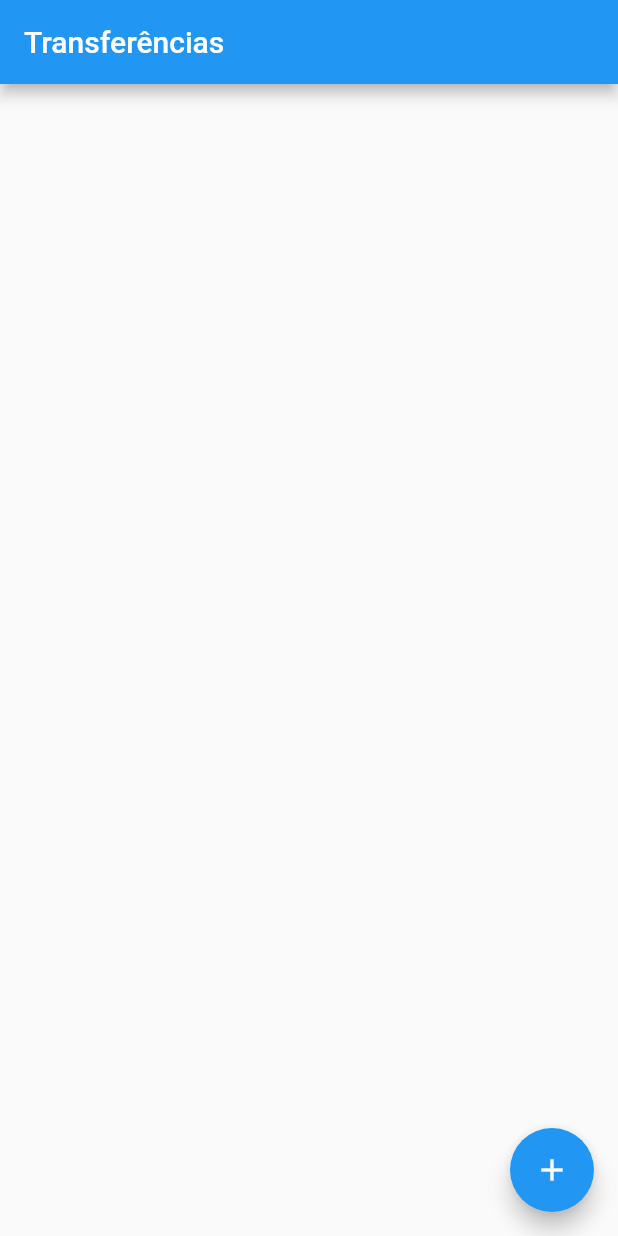
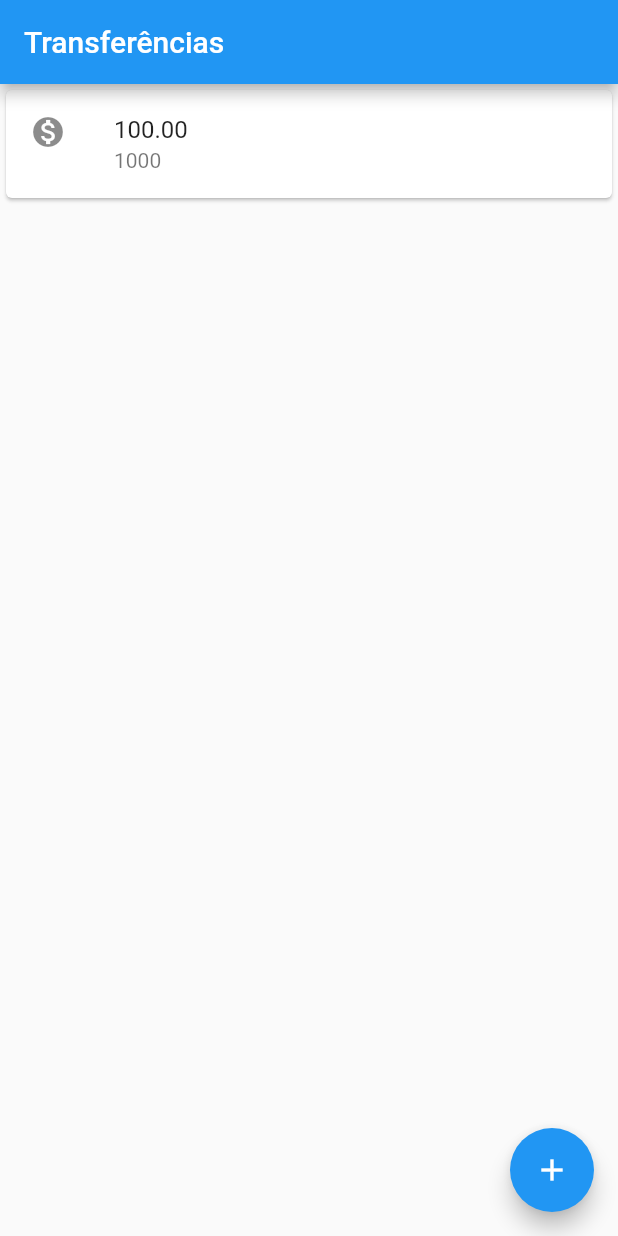
Before and after one commit to ffelicio82/alura-formacao-flutter, a Flutter app: the screen it shows after launch, after a tap on the "add" icon, on a phone screen of 412 x 824 dp. Run offline on Flutter 3.47's test engine with Material 2 defaults, Android fonts, the phone set to English and light mode, and no system bars.

Commit message:
Aula 2 - Implementando layout com Widgets - atividade 4 - Implementando o design do item de transferência
- Apresentação do atributo debugShowCheckedModeBanner (responsável por mostrar o banner **debug** na tela);
- Apresentação do atributo body do widget Scaffold;
- Apresentação do componente Card;
- Apresentação do componente ListTile e suas propriedades.

```diff
--- a/modulo-1-fundamentos/bytebank/lib/main.dart
+++ b/modulo-1-fundamentos/bytebank/lib/main.dart
@@ -2,22 +2,26 @@ import 'package:flutter/material.dart';
 
 void main() {
   runApp(
-    /*
-     * Esse widget envolverá todos os outros componentes que adicionarmos, e é
-     * responsável pelos comportamentos esperados por padrão nessa implementação,
-     * seja na parte de navegação, transição e assim por diante.
-     */
     MaterialApp(
-      // home: indica o widget que irá representar a primeira tela
-      // Scaffold: permite implementar toda a estrutura básica (ou esqueleto) do Material Design
+      // remove o banner de debug do app
+      debugShowCheckedModeBanner: false,
       home: Scaffold(
         appBar: AppBar(
           title: const Text('Transferências'),
         ),
         floatingActionButton: FloatingActionButton(
-          onPressed: () {}, // obrigado a passar
-          // permite definir o conteúdo do FloatingActionButton
+          onPressed: () {},
           child: const Icon(Icons.add),
+        ),
+        // O widget Card é um container para outros conteúdos
+        body: const Card(
+          // ListTile: componente responsável por criar estruturas de listas.
+          child: ListTile(
+            // leading: conteúdo principal (pode ser qualquer widget)
+            leading: Icon(Icons.monetization_on),
+            title: Text('100.00'),
+            subtitle: Text('1000'),
+          ),
         ),
       ),
     ),
```
